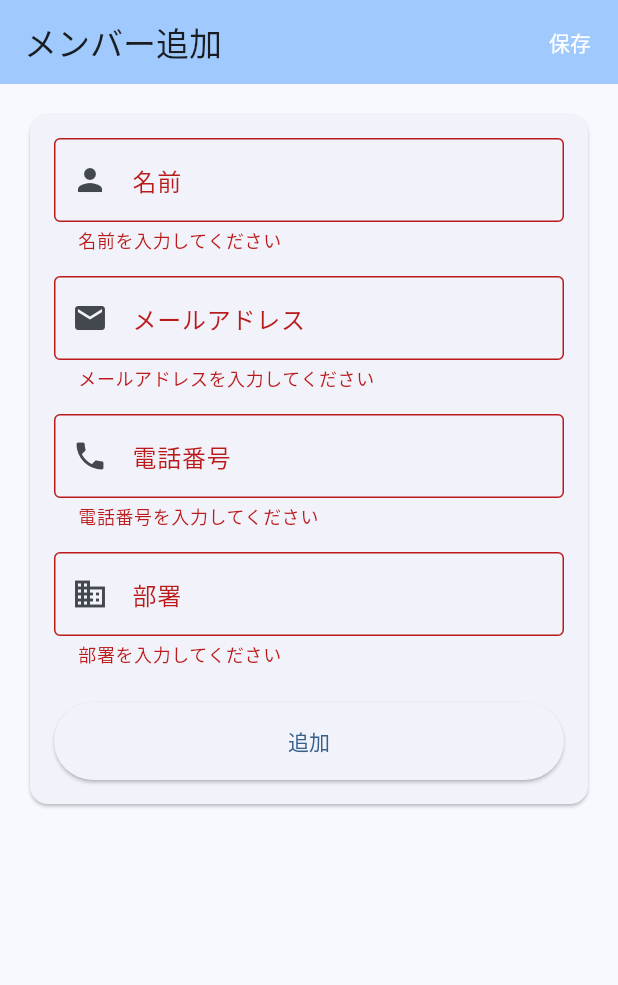
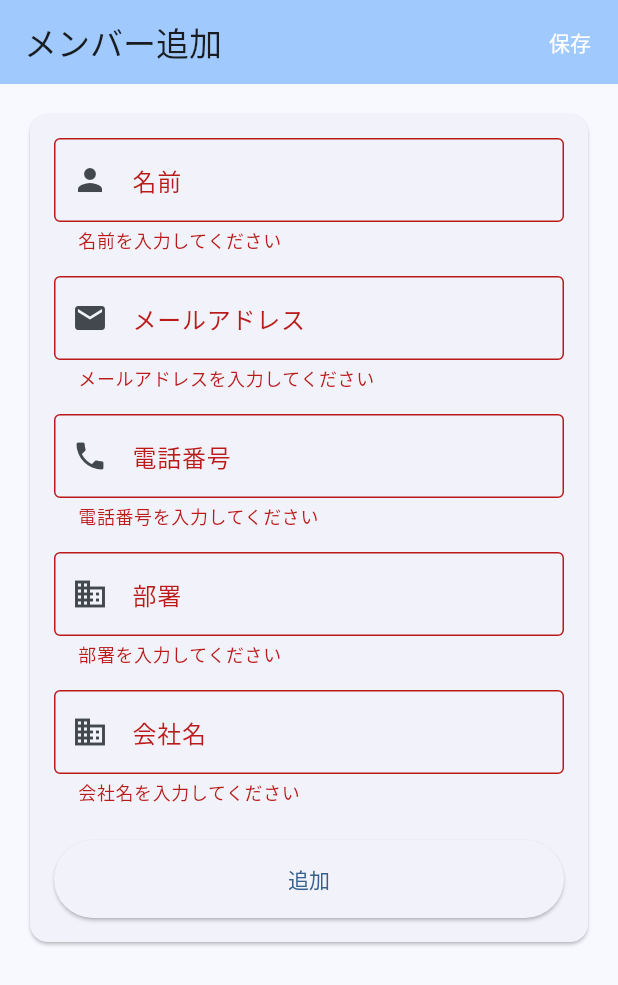
Before and after one commit to Fuurugeeen/member_list_demo_flutter, a Flutter app: the MemberEditScreen screen opened by its route, after a tap on "追加", on a phone screen of 412 x 824 dp. Shown: the top 985 px of the screen. Run offline on Flutter 3.47's test engine with Material 3 defaults, Android fonts, the phone set to English and light mode, and no system bars; our stand-ins replace go_router, shared_preferences; accounts and stored records are empty.

Commit message:
Add company field to member model and remove images
- Add company field to Member model with full CRUD support
- Update storage service with company data in default members
- Display company name prominently in member list (blue, bold style)
- Add company input field to member edit form with validation
- Keep text-based avatars (first letter of name in CircleAvatar)
- Update wireframe documentation to reflect changes

Data Model Changes:
- Member model: Added required company field
- Default members: Updated with realistic company names
- JSON serialization: Include company field

UI Changes:
- List view: Company name displayed above department/email
- Edit form: Company field added with domain icon
- Consistent styling with existing fields

🤖 Generated with [Claude Code](https://claude.ai/code)

Co-Authored-By: Claude <noreply@anthropic.com>

```diff
--- a/lib/models/member.dart
+++ b/lib/models/member.dart
@@ -5,6 +5,7 @@ class Member {
     required this.email,
     required this.phone,
     required this.department,
+    required this.company,
     required this.createdAt,
     required this.updatedAt,
   });
@@ -16,6 +17,7 @@ class Member {
       email: json['email'] as String,
       phone: json['phone'] as String,
       department: json['department'] as String,
+      company: json['company'] as String,
       createdAt: DateTime.parse(json['createdAt'] as String),
       updatedAt: DateTime.parse(json['updatedAt'] as String),
     );
@@ -26,6 +28,7 @@ class Member {
   final String email;
   final String phone;
   final String department;
+  final String company;
   final DateTime createdAt;
   final DateTime updatedAt;
 
@@ -35,6 +38,7 @@ class Member {
     String? email,
     String? phone,
     String? department,
+    String? company,
     DateTime? createdAt,
     DateTime? updatedAt,
   }) {
@@ -44,6 +48,7 @@ class Member {
       email: email ?? this.email,
       phone: phone ?? this.phone,
       department: department ?? this.department,
+      company: company ?? this.company,
       createdAt: createdAt ?? this.createdAt,
       updatedAt: updatedAt ?? this.updatedAt,
     );
@@ -56,6 +61,7 @@ class Member {
       'email': email,
       'phone': phone,
       'department': department,
+      'company': company,
       'createdAt': createdAt.toIso8601String(),
       'updatedAt': updatedAt.toIso8601String(),
     };
@@ -72,6 +78,6 @@ class Member {
 
   @override
   String toString() {
-    return 'Member(id: $id, name: $name, email: $email, phone: $phone, department: $department)';
+    return 'Member(id: $id, name: $name, email: $email, phone: $phone, department: $department, company: $company)';
   }
 }
--- a/lib/screens/member_edit_screen.dart
+++ b/lib/screens/member_edit_screen.dart
@@ -22,6 +22,7 @@ class _MemberEditScreenState extends State<MemberEditScreen> {
   late final TextEditingController _emailController;
   late final TextEditingController _phoneController;
   late final TextEditingController _departmentController;
+  late final TextEditingController _companyController;
 
   bool _isLoading = false;
   bool get _isEditing => widget.member != null;
@@ -33,6 +34,7 @@ class _MemberEditScreenState extends State<MemberEditScreen> {
     _emailController = TextEditingController(text: widget.member?.email ?? '');
     _phoneController = TextEditingController(text: widget.member?.phone ?? '');
     _departmentController = TextEditingController(text: widget.member?.department ?? '');
+    _companyController = TextEditingController(text: widget.member?.company ?? '');
   }
 
   @override
@@ -41,6 +43,7 @@ class _MemberEditScreenState extends State<MemberEditScreen> {
     _emailController.dispose();
     _phoneController.dispose();
     _departmentController.dispose();
+    _companyController.dispose();
     super.dispose();
   }
 
@@ -60,6 +63,7 @@ class _MemberEditScreenState extends State<MemberEditScreen> {
       email: _emailController.text.trim(),
       phone: _phoneController.text.trim(),
       department: _departmentController.text.trim(),
+      company: _companyController.text.trim(),
       createdAt: widget.member?.createdAt ?? now,
       updatedAt: now,
     );
@@ -189,6 +193,21 @@ class _MemberEditScreenState extends State<MemberEditScreen> {
                         return null;
                       },
                     ),
+                    const SizedBox(height: 16),
+                    TextFormField(
+                      controller: _companyController,
+                      decoration: const InputDecoration(
+                        labelText: '会社名',
+                        border: OutlineInputBorder(),
+                        prefixIcon: Icon(Icons.domain),
+                      ),
+                      validator: (value) {
+                        if (value == null || value.trim().isEmpty) {
+                          return '会社名を入力してください';
+                        }
+                        return null;
+                      },
+                    ),
                     const SizedBox(height: 24),
                     ElevatedButton(
                       onPressed: _isLoading ? null : _saveMember,
--- a/lib/screens/member_list_screen.dart
+++ b/lib/screens/member_list_screen.dart
@@ -115,6 +115,12 @@ class _MemberListScreenState extends State<MemberListScreen> {
                         subtitle: Column(
                           crossAxisAlignment: CrossAxisAlignment.start,
                           children: [
+                            Text(member.company,
+                              style: TextStyle(
+                                fontWeight: FontWeight.w600,
+                                color: Colors.blue[700],
+                              ),
+                            ),
                             Text('${member.department} | ${member.email}'),
                             Text(member.phone),
                           ],
--- a/lib/services/storage_service.dart
+++ b/lib/services/storage_service.dart
@@ -65,27 +65,30 @@ class StorageService {
       Member(
         id: '1',
         name: '山田太郎',
-        email: 'yamada@example.com',
+        email: 'yamada@techcorp.com',
         phone: '090-1234-5678',
         department: '開発部',
+        company: 'テック株式会社',
         createdAt: now,
         updatedAt: now,
       ),
       Member(
         id: '2',
         name: '佐藤花子',
-        email: 'sato@example.com',
+        email: 'sato@salesplus.co.jp',
         phone: '090-2345-6789',
         department: '営業部',
+        company: 'セールスプラス有限会社',
         createdAt: now,
         updatedAt: now,
       ),
       Member(
         id: '3',
         name: '田中次郎',
-        email: 'tanaka@example.com',
+        email: 'tanaka@globalworks.jp',
         phone: '090-3456-7890',
         department: '総務部',
+        company: 'グローバルワークス株式会社',
         createdAt: now,
         updatedAt: now,
       ),
```
Also changed, not shown: lib/screens/auth_screen.dart (+12 -0 lines), .claude/settings.local.json, 2 other files.
